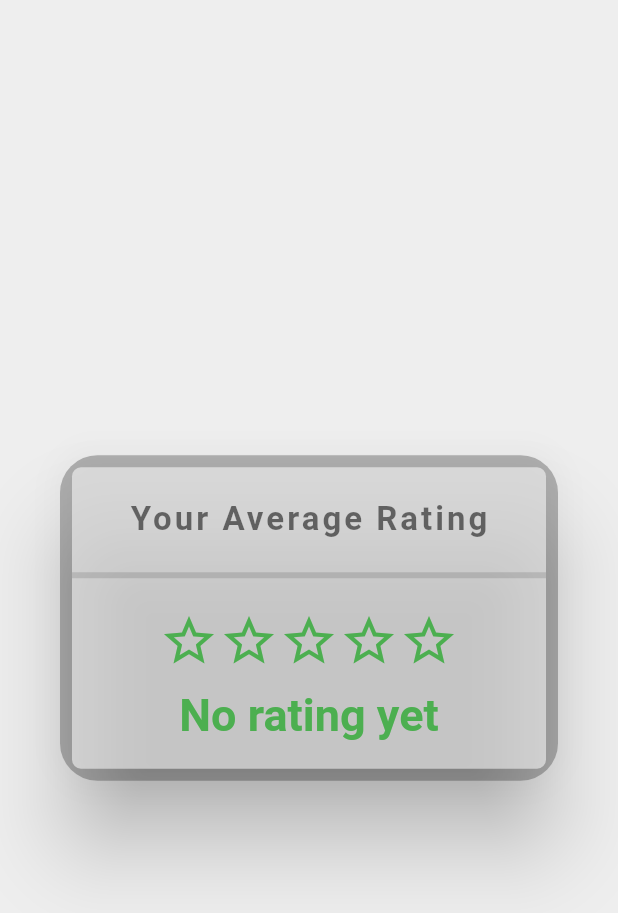
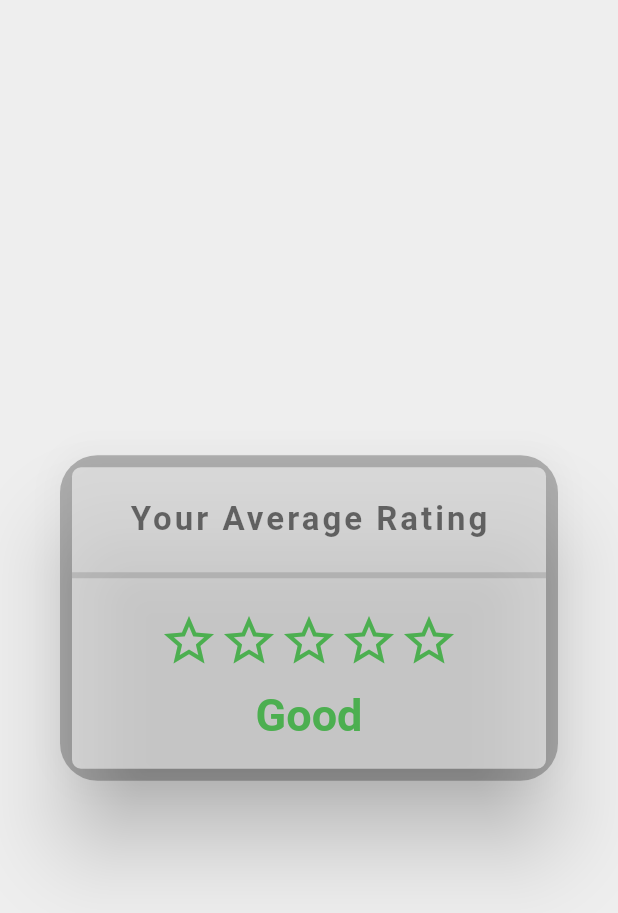
Before and after one commit to Abh1shekShinde/RideSharingApp, a Flutter app: the RatingsTabPage screen opened directly, on a phone screen of 412 x 824 dp. Shown: the top 913 px of the screen. Run offline on Flutter 3.47's test engine with Material 2 defaults, Android fonts, the phone set to English and light mode, and no system bars; our stand-ins replace animated_text_kit, assets_audio_player, firebase_auth, firebase_core, firebase_database, firebase_messaging and 5 more; missing offline and left inert: flutter_geofire, flutter_polyline_points; accounts and stored records are empty.

```diff
--- a/lib/global/global.dart
+++ b/lib/global/global.dart
@@ -45,6 +45,6 @@ String userPhone = "";
 String titleStarsRating = "";
 double countStarRatings = 0.0;
 
-String titleStarRating = "No rating yet";
+String titleStarRating = "Good";
 
 String cloudMessagingServerToken = "key=AAAAE4qSCL8:APA91bHxwQLyMUR8LSNBc5h3hX_LEpI8IvMIuysiLUDBdzvSAxx2-i5Ro9rcqtT5fdzIt9d5f-2sKh5BnFWM2ZMQmC6QN44bqjzgCTCRKbMefRY6dW3Far9NVLjpwJwCZXbbIdSXV3nG" ;
--- a/lib/tabPages/ratings_tab.dart
+++ b/lib/tabPages/ratings_tab.dart
@@ -1,8 +1,6 @@
 import 'package:drivers_app/global/global.dart';
 import 'package:drivers_app/infoHandler/app_info.dart';
-import 'package:firebase_database/firebase_database.dart';
 import 'package:flutter/material.dart';
-import 'package:fluttertoast/fluttertoast.dart';
 import 'package:provider/provider.dart';
 import 'package:smooth_star_rating_nsafe/smooth_star_rating.dart';
 
```
